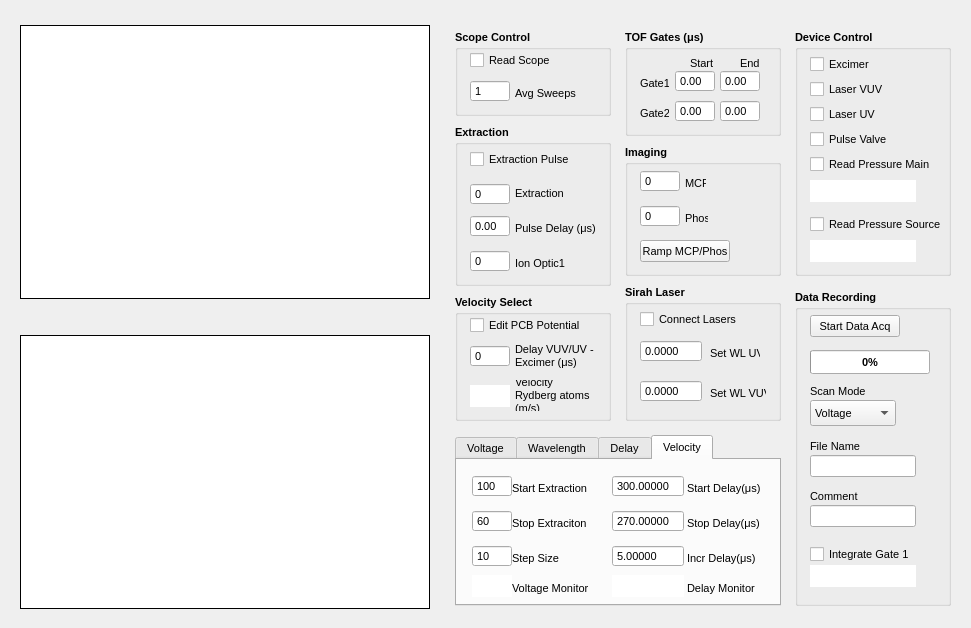
Qt form rsdgui.ui (mikekohlhoff/ryexpctl) before a commit.
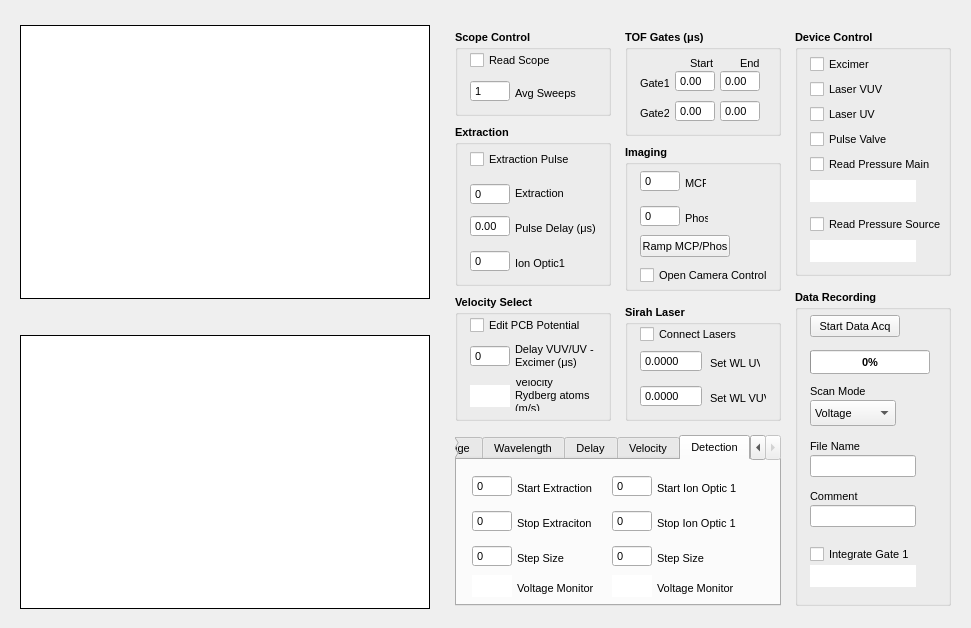
The same form after that commit. Custom widgets are drawn as their Qt base class.

What changed in the file:
```diff
--- a/rsdgui.ui
+++ b/rsdgui.ui
@@ -1178,7 +1178,7 @@
      <x>625</x>
      <y>145</y>
      <width>156</width>
-     <height>131</height>
+     <height>146</height>
     </rect>
    </property>
    <property name="sizePolicy">
@@ -1202,7 +1202,7 @@
     <property name="geometry">
      <rect>
       <x>15</x>
-      <y>95</y>
+      <y>90</y>
       <width>90</width>
       <height>22</height>
      </rect>
@@ -1392,6 +1392,30 @@
      <string>Phos</string>
     </property>
    </widget>
+   <widget class="QCheckBox" name="chk_openCamera">
+    <property name="geometry">
+     <rect>
+      <x>15</x>
+      <y>120</y>
+      <width>131</width>
+      <height>20</height>
+     </rect>
+    </property>
+    <property name="font">
+     <font>
+      <family>Tahoma</family>
+      <pointsize>8</pointsize>
+      <weight>50</weight>
+      <bold>false</bold>
+     </font>
+    </property>
+    <property name="text">
+     <string>Open Camera Control</string>
+    </property>
+    <property name="checked">
+     <bool>false</bool>
+    </property>
+   </widget>
    <zorder>label_26</zorder>
    <zorder>label_27</zorder>
    <zorder>inp_voltPhos</zorder>
@@ -1402,9 +1426,9 @@
    <property name="geometry">
     <rect>
      <x>625</x>
-     <y>285</y>
+     <y>305</y>
      <width>156</width>
-     <height>136</height>
+     <height>116</height>
     </rect>
    </property>
    <property name="font">
@@ -1422,7 +1446,7 @@
     <property name="geometry">
      <rect>
       <x>15</x>
-      <y>55</y>
+      <y>45</y>
       <width>62</width>
       <height>22</height>
      </rect>
@@ -1474,7 +1498,7 @@
     <property name="geometry">
      <rect>
       <x>85</x>
-      <y>60</y>
+      <y>50</y>
       <width>50</width>
       <height>16</height>
      </rect>
@@ -1494,7 +1518,7 @@
     <property name="geometry">
      <rect>
       <x>15</x>
-      <y>25</y>
+      <y>20</y>
       <width>116</width>
       <height>18</height>
      </rect>
@@ -1514,7 +1538,7 @@
     <property name="geometry">
      <rect>
       <x>85</x>
-      <y>100</y>
+      <y>85</y>
       <width>56</width>
       <height>16</height>
      </rect>
@@ -1534,7 +1558,7 @@
     <property name="geometry">
      <rect>
       <x>15</x>
-      <y>95</y>
+      <y>80</y>
       <width>62</width>
       <height>22</height>
      </rect>
@@ -1836,7 +1860,7 @@
     </font>
    </property>
    <property name="currentIndex">
-    <number>3</number>
+    <number>4</number>
    </property>
    <widget class="QWidget" name="Extraction">
     <attribute name="title">
@@ -3452,6 +3476,573 @@
      </property>
     </widget>
    </widget>
+   <widget class="QWidget" name="Detection">
+    <attribute name="title">
+     <string>Detection</string>
+    </attribute>
+    <widget class="QSpinBox" name="inp_startFieldDet">
+     <property name="geometry">
+      <rect>
+       <x>15</x>
+       <y>15</y>
+       <width>40</width>
+       <height>22</height>
+      </rect>
+     </property>
+     <property name="sizePolicy">
+      <sizepolicy hsizetype="Fixed" vsizetype="Fixed">
+       <horstretch>0</horstretch>
+       <verstretch>0</verstretch>
+      </sizepolicy>
+     </property>
+     <property name="maximumSize">
+      <size>
+       <width>40</width>
+       <height>16777215</height>
+      </size>
+     </property>
+     <property name="font">
+      <font>
+       <weight>50</weight>
+       <bold>false</bold>
+      </font>
+     </property>
+     <property name="mouseTracking">
+      <bool>true</bool>
+     </property>
+     <property name="wrapping">
+      <bool>false</bool>
+     </property>
+     <property name="frame">
+      <bool>true</bool>
+     </property>
+     <property name="buttonSymbols">
+      <enum>QAbstractSpinBox::NoButtons</enum>
+     </property>
+     <property name="keyboardTracking">
+      <bool>true</bool>
+     </property>
+     <property name="minimum">
+      <number>0</number>
+     </property>
+     <property name="maximum">
+      <number>5000</number>
+     </property>
+     <property name="value">
+      <number>0</number>
+     </property>
+    </widget>
+    <widget class="QSpinBox" name="inp_stopIonDet">
+     <property name="geometry">
+      <rect>
+       <x>155</x>
+       <y>50</y>
+       <width>40</width>
+       <height>22</height>
+      </rect>
+     </property>
+     <property name="sizePolicy">
+      <sizepolicy hsizetype="Fixed" vsizetype="Fixed">
+       <horstretch>0</horstretch>
+       <verstretch>0</verstretch>
+      </sizepolicy>
+     </property>
+     <property name="minimumSize">
+      <size>
+       <width>40</width>
+       <height>22</height>
+      </size>
+     </property>
+     <property name="maximumSize">
+      <size>
+       <width>40</width>
+       <height>16777215</height>
+      </size>
+     </property>
+     <property name="font">
+      <font>
+       <weight>50</weight>
+       <bold>false</bold>
+      </font>
+     </property>
+     <property name="mouseTracking">
+      <bool>true</bool>
+     </property>
+     <property name="wrapping">
+      <bool>false</bool>
+     </property>
+     <property name="frame">
+      <bool>true</bool>
+     </property>
+     <property name="buttonSymbols">
+      <enum>QAbstractSpinBox::NoButtons</enum>
+     </property>
+     <property name="keyboardTracking">
+      <bool>true</bool>
+     </property>
+     <property name="maximum">
+      <number>2000</number>
+     </property>
+     <property name="singleStep">
+      <number>1</number>
+     </property>
+    </widget>
+    <widget class="QTextBrowser" name="out_voltMonDet1">
+     <property name="geometry">
+      <rect>
+       <x>15</x>
+       <y>115</y>
+       <width>40</width>
+       <height>22</height>
+      </rect>
+     </property>
+     <property name="sizePolicy">
+      <sizepolicy hsizetype="Fixed" vsizetype="Fixed">
+       <horstretch>0</horstretch>
+       <verstretch>0</verstretch>
+      </sizepolicy>
+     </property>
+     <property name="minimumSize">
+      <size>
+       <width>40</width>
+       <height>22</height>
+      </size>
+     </property>
+     <property name="font">
+      <font>
+       <weight>50</weight>
+       <bold>false</bold>
+      </font>
+     </property>
+     <property name="acceptDrops">
+      <bool>false</bool>
+     </property>
+     <property name="frameShape">
+      <enum>QFrame::NoFrame</enum>
+     </property>
+     <property name="frameShadow">
+      <enum>QFrame::Plain</enum>
+     </property>
+     <property name="html">
+      <string>&lt;!DOCTYPE HTML PUBLIC &quot;-//W3C//DTD HTML 4.0//EN&quot; &quot;http://www.w3.org/TR/REC-html40/strict.dtd&quot;&gt;
+&lt;html&gt;&lt;head&gt;&lt;meta name=&quot;qrichtext&quot; content=&quot;1&quot; /&gt;&lt;style type=&quot;text/css&quot;&gt;
+p, li { white-space: pre-wrap; }
+&lt;/style&gt;&lt;/head&gt;&lt;body style=&quot; font-family:'Tahoma'; font-size:8pt; font-weight:400; font-style:normal;&quot;&gt;
+&lt;p style=&quot;-qt-paragraph-type:empty; margin-top:0px; margin-bottom:0px; margin-left:0px; margin-right:0px; -qt-block-indent:0; text-indent:0px;&quot;&gt;&lt;br /&gt;&lt;/p&gt;&lt;/body&gt;&lt;/html&gt;</string>
+     </property>
+    </widget>
+    <widget class="QSpinBox" name="inp_incrIonDet">
+     <property name="geometry">
+      <rect>
+       <x>155</x>
+       <y>85</y>
+       <width>40</width>
+       <height>22</height>
+      </rect>
+     </property>
+     <property name="sizePolicy">
+      <sizepolicy hsizetype="Fixed" vsizetype="Fixed">
+       <horstretch>0</horstretch>
+       <verstretch>0</verstretch>
+      </sizepolicy>
+     </property>
+     <property name="minimumSize">
+      <size>
+       <width>40</width>
+       <height>22</height>
+      </size>
+     </property>
+     <property name="maximumSize">
+      <size>
+       <width>40</width>
+       <height>16777215</height>
+      </size>
+     </property>
+     <property name="font">
+      <font>
+       <weight>50</weight>
+       <bold>false</bold>
+      </font>
+     </property>
+     <property name="mouseTracking">
+      <bool>true</bool>
+     </property>
+     <property name="wrapping">
+      <bool>false</bool>
+     </property>
+     <property name="frame">
+      <bool>true</bool>
+     </property>
+     <property name="buttonSymbols">
+      <enum>QAbstractSpinBox::NoButtons</enum>
+     </property>
+     <property name="keyboardTracking">
+      <bool>true</bool>
+     </property>
+     <property name="maximum">
+      <number>100</number>
+     </property>
+    </widget>
+    <widget class="QLabel" name="label_64">
+     <property name="geometry">
+      <rect>
+       <x>200</x>
+       <y>20</y>
+       <width>86</width>
+       <height>16</height>
+      </rect>
+     </property>
+     <property name="font">
+      <font>
+       <weight>50</weight>
+       <bold>false</bold>
+       <kerning>true</kerning>
+      </font>
+     </property>
+     <property name="text">
+      <string>Start Ion Optic 1</string>
+     </property>
+    </widget>
+    <widget class="QLabel" name="label_65">
+     <property name="geometry">
+      <rect>
+       <x>60</x>
+       <y>120</y>
+       <width>101</width>
+       <height>16</height>
+      </rect>
+     </property>
+     <property name="font">
+      <font>
+       <weight>50</weight>
+       <bold>false</bold>
+      </font>
+     </property>
+     <property name="text">
+      <string>Voltage Monitor</string>
+     </property>
+     <property name="alignment">
+      <set>Qt::AlignLeading|Qt::AlignLeft|Qt::AlignVCenter</set>
+     </property>
+    </widget>
+    <widget class="QLabel" name="label_66">
+     <property name="geometry">
+      <rect>
+       <x>200</x>
+       <y>90</y>
+       <width>81</width>
+       <height>16</height>
+      </rect>
+     </property>
+     <property name="font">
+      <font>
+       <weight>50</weight>
+       <bold>false</bold>
+      </font>
+     </property>
+     <property name="text">
+      <string>Step Size</string>
+     </property>
+    </widget>
+    <widget class="QLabel" name="label_67">
+     <property name="geometry">
+      <rect>
+       <x>60</x>
+       <y>90</y>
+       <width>61</width>
+       <height>16</height>
+      </rect>
+     </property>
+     <property name="font">
+      <font>
+       <weight>50</weight>
+       <bold>false</bold>
+      </font>
+     </property>
+     <property name="text">
+      <string>Step Size</string>
+     </property>
+    </widget>
+    <widget class="QSpinBox" name="inp_incrFieldDet">
+     <property name="geometry">
+      <rect>
+       <x>15</x>
+       <y>85</y>
+       <width>40</width>
+       <height>22</height>
+      </rect>
+     </property>
+     <property name="sizePolicy">
+      <sizepolicy hsizetype="Fixed" vsizetype="Fixed">
+       <horstretch>0</horstretch>
+       <verstretch>0</verstretch>
+      </sizepolicy>
+     </property>
+     <property name="maximumSize">
+      <size>
+       <width>40</width>
+       <height>16777215</height>
+      </size>
+     </property>
+     <property name="font">
+      <font>
+       <weight>50</weight>
+       <bold>false</bold>
+      </font>
+     </property>
+     <property name="mouseTracking">
+      <bool>true</bool>
+     </property>
+     <property name="wrapping">
+      <bool>false</bool>
+     </property>
+     <property name="frame">
+      <bool>true</bool>
+     </property>
+     <property name="buttonSymbols">
+      <enum>QAbstractSpinBox::NoButtons</enum>
+     </property>
+     <property name="keyboardTracking">
+      <bool>true</bool>
+     </property>
+     <property name="minimum">
+      <number>0</number>
+     </property>
+     <property name="maximum">
+      <number>5000</number>
+     </property>
+     <property name="value">
+      <number>0</number>
+     </property>
+    </widget>
+    <widget class="QSpinBox" name="inp_stopFieldDet">
+     <property name="geometry">
+      <rect>
+       <x>15</x>
+       <y>50</y>
+       <width>40</width>
+       <height>22</height>
+      </rect>
+     </property>
+     <property name="sizePolicy">
+      <sizepolicy hsizetype="Fixed" vsizetype="Fixed">
+       <horstretch>0</horstretch>
+       <verstretch>0</verstretch>
+      </sizepolicy>
+     </property>
+     <property name="maximumSize">
+      <size>
+       <width>40</width>
+       <height>16777215</height>
+      </size>
+     </property>
+     <property name="font">
+      <font>
+       <weight>50</weight>
+       <bold>false</bold>
+      </font>
+     </property>
+     <property name="mouseTracking">
+      <bool>true</bool>
+     </property>
+     <property name="wrapping">
+      <bool>false</bool>
+     </property>
+     <property name="frame">
+      <bool>true</bool>
+     </property>
+     <property name="buttonSymbols">
+      <enum>QAbstractSpinBox::NoButtons</enum>
+     </property>
+     <property name="keyboardTracking">
+      <bool>true</bool>
+     </property>
+     <property name="minimum">
+      <number>0</number>
+     </property>
+     <property name="maximum">
+      <number>5000</number>
+     </property>
+     <property name="value">
+      <number>0</number>
+     </property>
+    </widget>
+    <widget class="QSpinBox" name="inp_startIonDet">
+     <property name="geometry">
+      <rect>
+       <x>155</x>
+       <y>15</y>
+       <width>40</width>
+       <height>22</height>
+      </rect>
+     </property>
+     <property name="sizePolicy">
+      <sizepolicy hsizetype="Fixed" vsizetype="Fixed">
+       <horstretch>0</horstretch>
+       <verstretch>0</verstretch>
+      </sizepolicy>
+     </property>
+     <property name="minimumSize">
+      <size>
+       <width>40</width>
+       <height>22</height>
+      </size>
+     </property>
+     <property name="maximumSize">
+      <size>
+       <width>40</width>
+       <height>16777215</height>
+      </size>
+     </property>
+     <property name="font">
+      <font>
+       <weight>50</weight>
+       <bold>false</bold>
+      </font>
+     </property>
+     <property name="mouseTracking">
+      <bool>true</bool>
+     </property>
+     <property name="wrapping">
+      <bool>false</bool>
+     </property>
+     <property name="frame">
+      <bool>true</bool>
+     </property>
+     <property name="buttonSymbols">
+      <enum>QAbstractSpinBox::NoButtons</enum>
+     </property>
+     <property name="keyboardTracking">
+      <bool>true</bool>
+     </property>
+     <property name="maximum">
+      <number>2000</number>
+     </property>
+    </widget>
+    <widget class="QTextBrowser" name="out_voltMonDet2">
+     <property name="geometry">
+      <rect>
+       <x>155</x>
+       <y>115</y>
+       <width>40</width>
+       <height>22</height>
+      </rect>
+     </property>
+     <property name="sizePolicy">
+      <sizepolicy hsizetype="Fixed" vsizetype="Fixed">
+       <horstretch>0</horstretch>
+       <verstretch>0</verstretch>
+      </sizepolicy>
+     </property>
+     <property name="minimumSize">
+      <size>
+       <width>40</width>
+       <height>22</height>
+      </size>
+     </property>
+     <property name="font">
+      <font>
+       <weight>50</weight>
+       <bold>false</bold>
+      </font>
+     </property>
+     <property name="acceptDrops">
+      <bool>false</bool>
+     </property>
+     <property name="frameShape">
+      <enum>QFrame::NoFrame</enum>
+     </property>
+     <property name="frameShadow">
+      <enum>QFrame::Plain</enum>
+     </property>
+     <property name="html">
+      <string>&lt;!DOCTYPE HTML PUBLIC &quot;-//W3C//DTD HTML 4.0//EN&quot; &quot;http://www.w3.org/TR/REC-html40/strict.dtd&quot;&gt;
+&lt;html&gt;&lt;head&gt;&lt;meta name=&quot;qrichtext&quot; content=&quot;1&quot; /&gt;&lt;style type=&quot;text/css&quot;&gt;
+p, li { white-space: pre-wrap; }
+&lt;/style&gt;&lt;/head&gt;&lt;body style=&quot; font-family:'Tahoma'; font-size:8pt; font-weight:400; font-style:normal;&quot;&gt;
+&lt;p style=&quot;-qt-paragraph-type:empty; margin-top:0px; margin-bottom:0px; margin-left:0px; margin-right:0px; -qt-block-indent:0; text-indent:0px;&quot;&gt;&lt;br /&gt;&lt;/p&gt;&lt;/body&gt;&lt;/html&gt;</string>
+     </property>
+    </widget>
+    <widget class="QLabel" name="label_68">
+     <property name="geometry">
+      <rect>
+       <x>60</x>
+       <y>55</y>
+       <width>111</width>
+       <height>16</height>
+      </rect>
+     </property>
+     <property name="font">
+      <font>
+       <weight>50</weight>
+       <bold>false</bold>
+      </font>
+     </property>
+     <property name="text">
+      <string>Stop Extraciton</string>
+     </property>
+    </widget>
+    <widget class="QLabel" name="label_69">
+     <property name="geometry">
+      <rect>
+       <x>200</x>
+       <y>55</y>
+       <width>86</width>
+       <height>16</height>
+      </rect>
+     </property>
+     <property name="font">
+      <font>
+       <weight>50</weight>
+       <bold>false</bold>
+      </font>
+     </property>
+     <property name="text">
+      <string>Stop Ion Optic 1</string>
+     </property>
+    </widget>
+    <widget class="QLabel" name="label_70">
+     <property name="geometry">
+      <rect>
+       <x>60</x>
+       <y>20</y>
+       <width>106</width>
+       <height>16</height>
+      </rect>
+     </property>
+     <property name="font">
+      <font>
+       <weight>50</weight>
+       <bold>false</bold>
+      </font>
+     </property>
+     <property name="text">
+      <string>Start Extraction</string>
+     </property>
+    </widget>
+    <widget class="QLabel" name="label_71">
+     <property name="geometry">
+      <rect>
+       <x>200</x>
+       <y>120</y>
+       <width>101</width>
+       <height>16</height>
+      </rect>
+     </property>
+     <property name="font">
+      <font>
+       <weight>50</weight>
+       <bold>false</bold>
+      </font>
+     </property>
+     <property name="text">
+      <string>Voltage Monitor</string>
+     </property>
+     <property name="alignment">
+      <set>Qt::AlignLeading|Qt::AlignLeft|Qt::AlignVCenter</set>
+     </property>
+    </widget>
+   </widget>
   </widget>
   <widget class="QGroupBox" name="groupBox_Decelerator">
    <property name="geometry">
```
Left out of the diff: 12 changed lines with no effect on the pictures.
